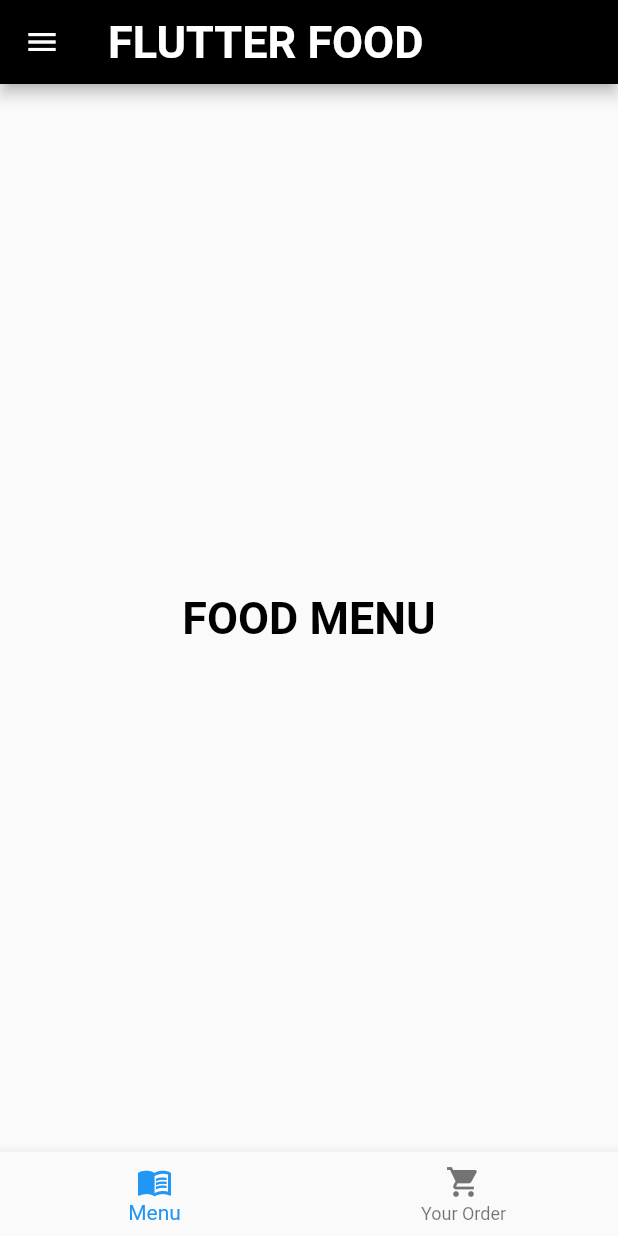
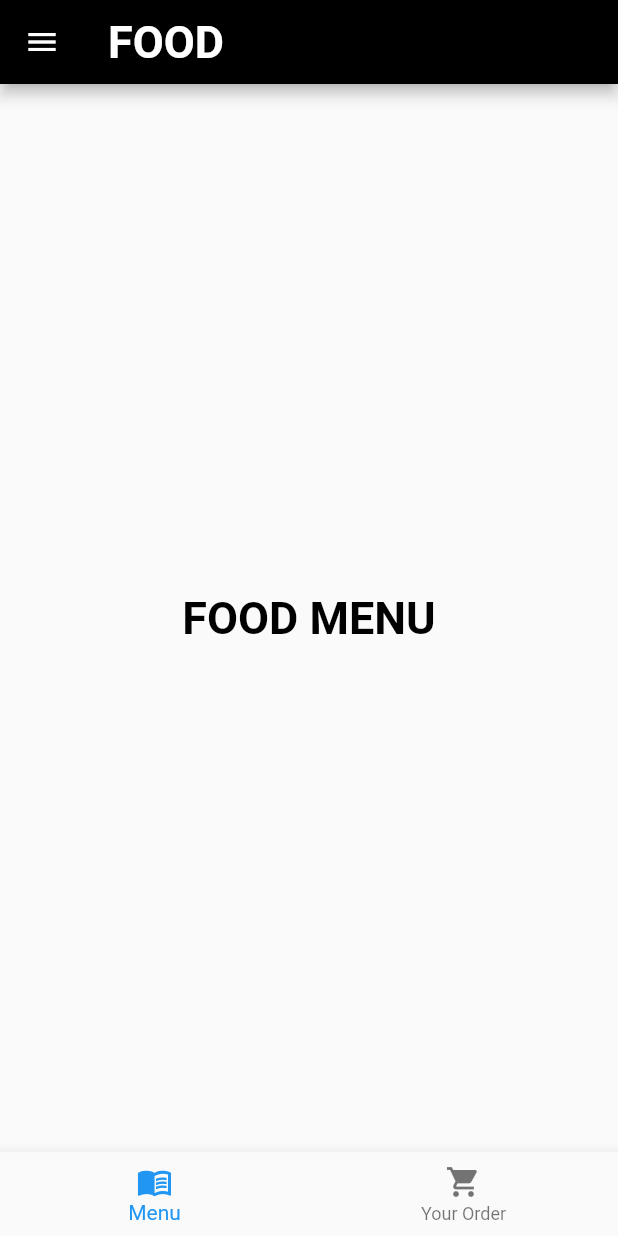
Before and after one commit to Nutdana/Random_money, a Flutter app: the HomePage screen opened directly, on a phone screen of 412 x 824 dp. Run offline on Flutter 3.47's test engine with Material 2 defaults, Android fonts, the phone set to English and light mode, and no system bars; our stand-ins replace google_fonts.

Commit message:
Update Homepage.dart

```diff
--- a/lib/Homework/Homepage.dart
+++ b/lib/Homework/Homepage.dart
@@ -16,8 +16,13 @@ class _HomePageState extends State<HomePage> {
   @override
   Widget build(BuildContext context) {
     return Scaffold(
-      appBar: AppBar(
-        title: Text('FLUTTER FOOD'),
+      appBar: _subPageIndex == 0
+      ? AppBar(
+        title: Text('FOOD'),
+        backgroundColor: Colors.black,
+      )
+      : AppBar(
+        title: Text('PROFILE'),
         backgroundColor: Colors.black,
       ),
       drawer: Drawer(
```
